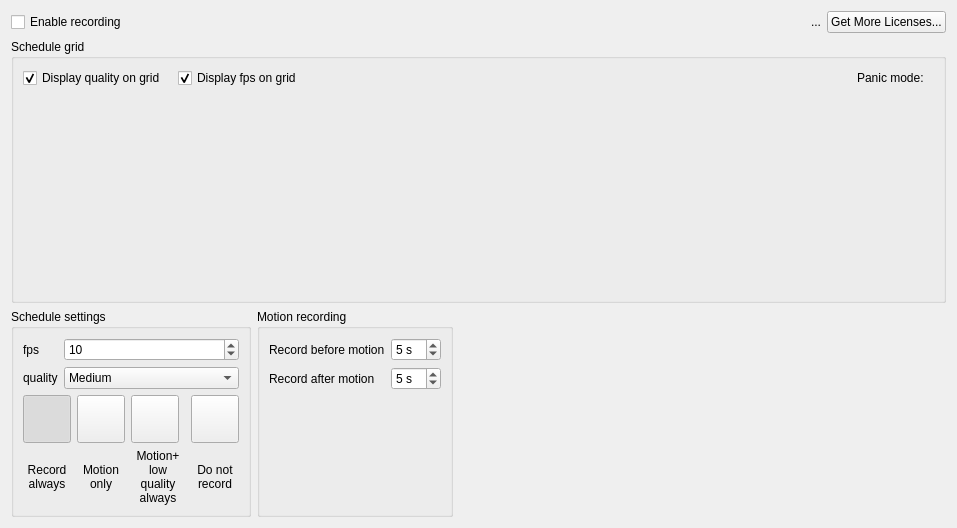
Old version of the form client/src/ui/widgets/properties/camera_schedule_widget.ui in the repository networkoptix/nx_open.
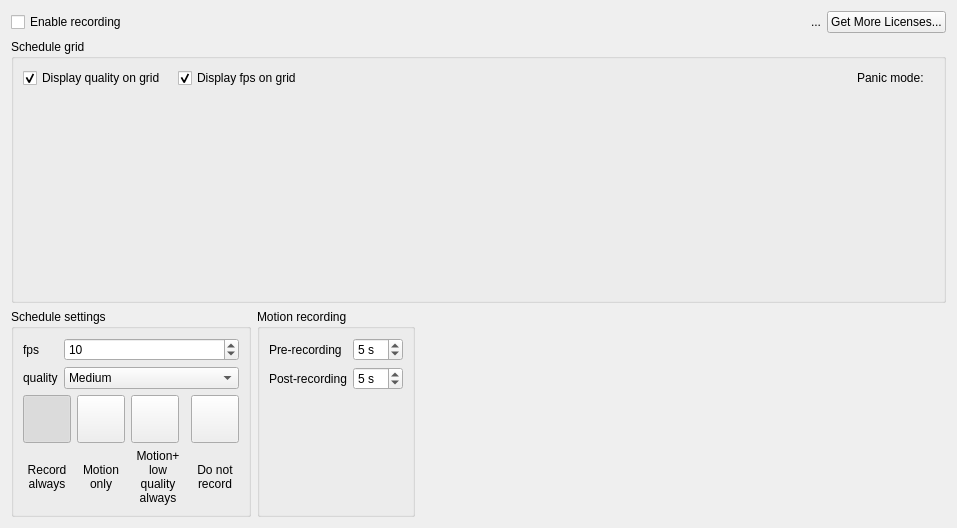
New version of the form. Custom widgets are drawn as their Qt base class.

Commit message:
Feature #1225: Change the title of “Recording before motion” to “Pre-recording”. And other to “Post-recording”
<==== Mercurial data ====>
Branch: master

What changed in the file:
```diff
--- a/client/src/ui/widgets/properties/camera_schedule_widget.ui
+++ b/client/src/ui/widgets/properties/camera_schedule_widget.ui
@@ -483,7 +483,7 @@
           <item row="0" column="0">
            <widget class="QLabel" name="label_9">
             <property name="text">
-             <string>Record before motion</string>
+             <string>Pre-recording</string>
             </property>
            </widget>
           </item>
@@ -512,7 +512,7 @@
              </sizepolicy>
             </property>
             <property name="text">
-             <string>Record after motion</string>
+             <string>Post-recording</string>
             </property>
            </widget>
           </item>
```
